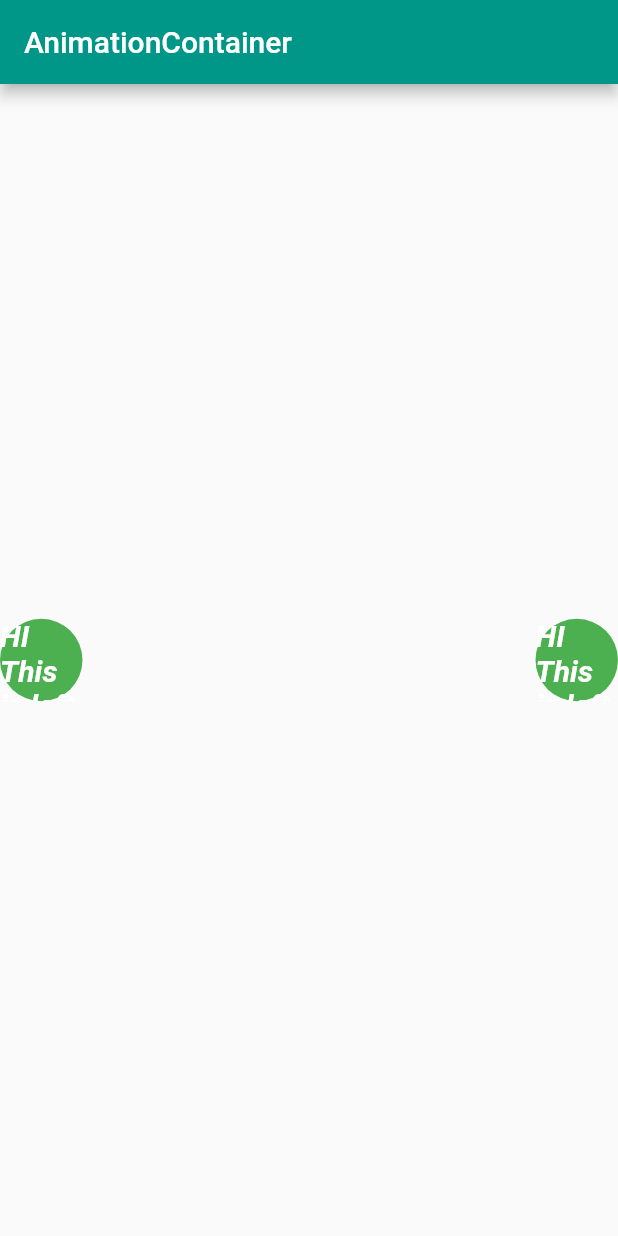
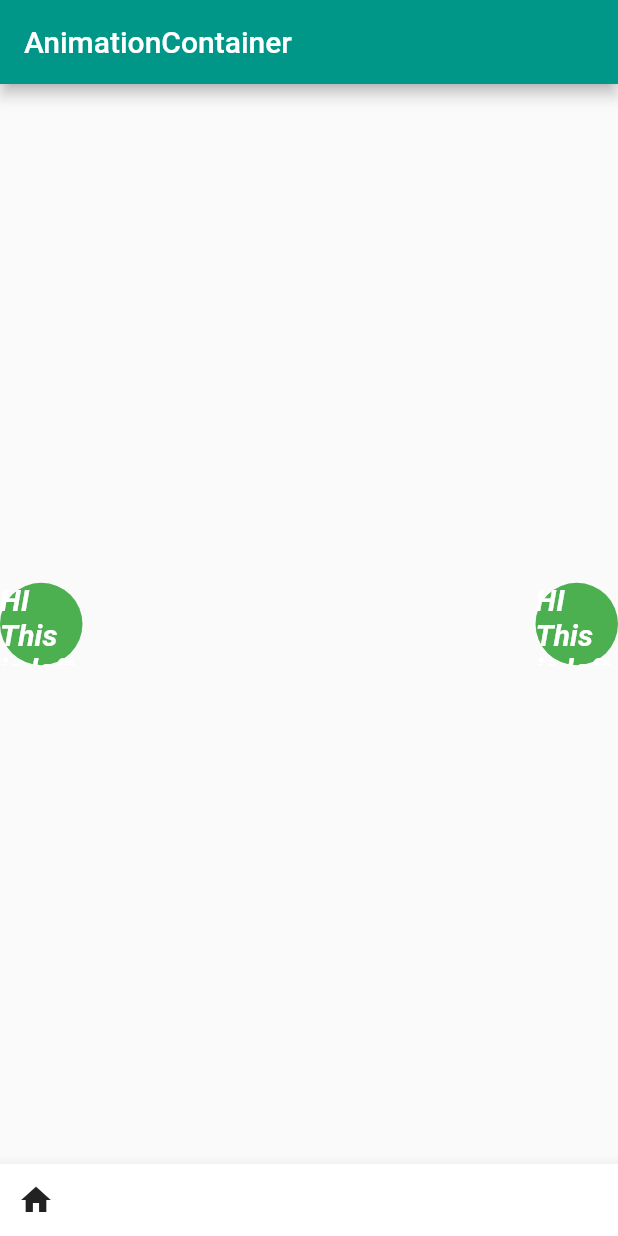
Before and after one commit to abuniaz/Animation_add, a Flutter app: the screen it shows after launch, on a phone screen of 412 x 824 dp. Run offline on Flutter 3.47's test engine with Material 2 defaults, Android fonts, the phone set to English and light mode, and no system bars.

Commit message:
Update home.dart

```diff
--- a/lib/home.dart
+++ b/lib/home.dart
@@ -12,6 +12,7 @@ class _HomepageState extends State<Homepage> {
   double _width = 55;
   Color _color = Colors.green;
   bool selected = false;
+
   @override
   Widget build(BuildContext context) {
     return Scaffold(
@@ -82,6 +83,11 @@ class _HomepageState extends State<Homepage> {
           ],
         ),
       ),
+      bottomNavigationBar: BottomAppBar(
+          elevation: 8,
+          child: Row(children: [
+            IconButton(onPressed: () {}, icon: const Icon(Icons.home))
+          ])),
     );
   }
 }
```
